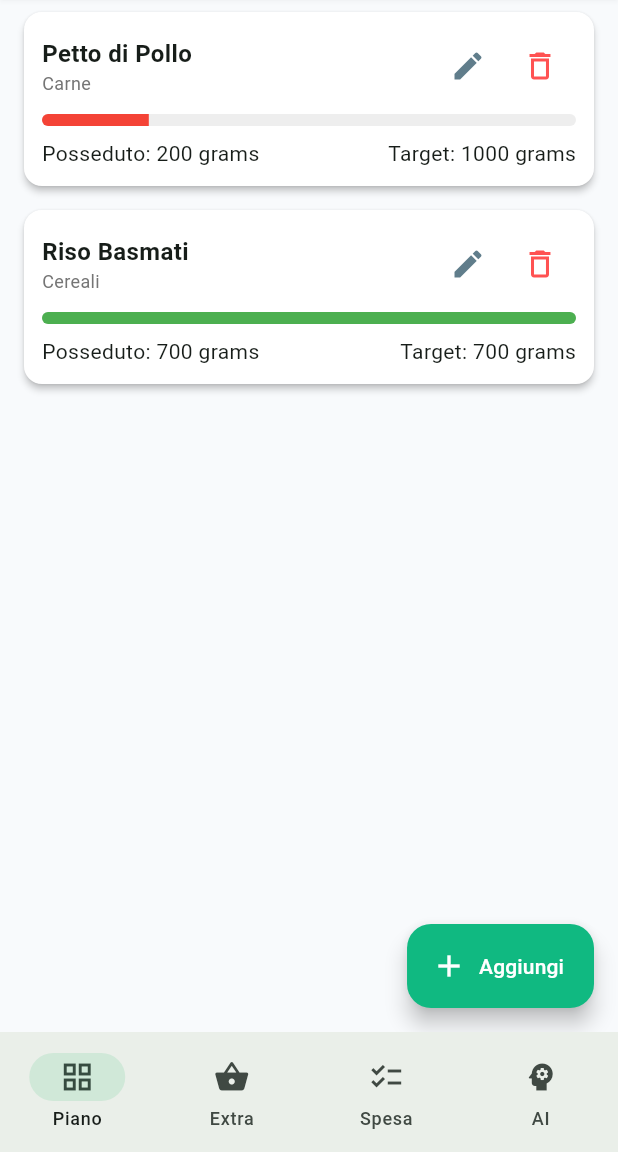
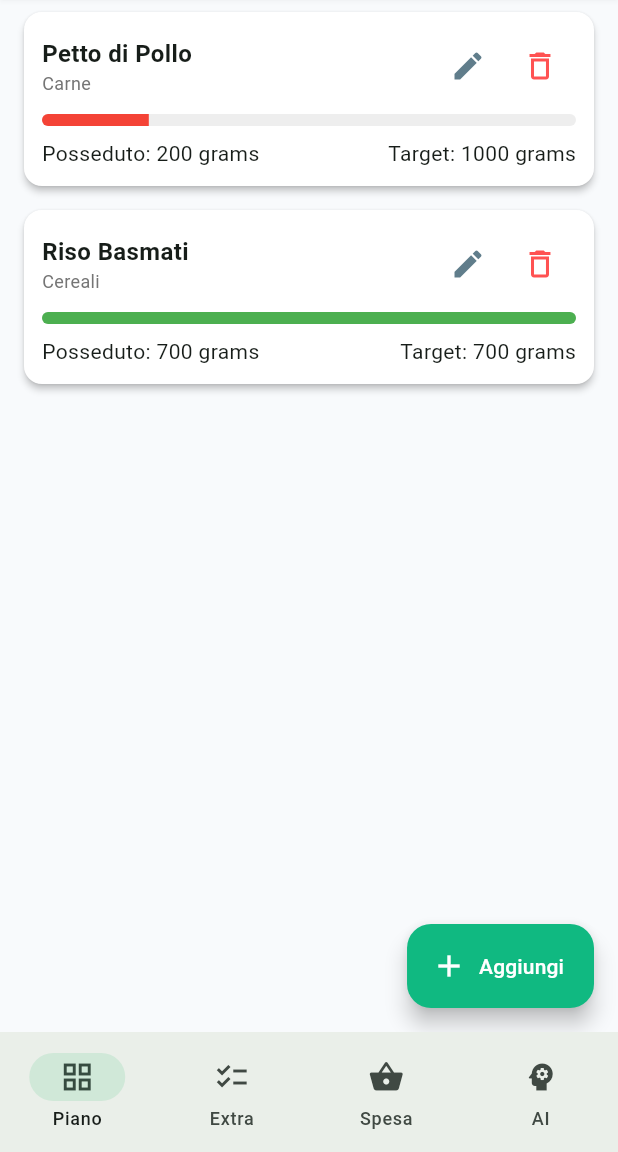
Before and after one commit to MirkodeCillis/dietando, a Flutter app: the screen it shows after launch, on a phone screen of 412 x 824 dp, the part 84-1236 px from its top. Run offline on Flutter 3.47's test engine with Material 3 defaults, Android fonts, the light colour scheme and no system bars; our stand-ins replace google_generative_ai, shared_preferences.

Commit message:
fix: bottom bar icons

```diff
--- a/lib/home.dart
+++ b/lib/home.dart
@@ -51,15 +51,15 @@ class _HomeScreenState extends State<HomeScreen> {
         items: _dietItems,
         onUpdate: (items) { _dietItems = items; _saveDiet(); },
       ),
+      ExtraPage(
+        items: _extraItems,
+        onUpdate: (items) { _extraItems = items; _saveExtras(); },
+      ),
       ShoppingPage(
         dietItems: _dietItems,
         extraItems: _extraItems,
         onUpdateDiet: (items) { _dietItems = items; _saveDiet(); },
         onUpdateExtra: (items) { _extraItems = items; _saveExtras(); },
-      ),
-      ExtraPage(
-        items: _extraItems,
-        onUpdate: (items) { _extraItems = items; _saveExtras(); },
       ),
       AiPage(dietItems: _dietItems, extraItems: _extraItems),
     ];
@@ -83,8 +83,8 @@ class _HomeScreenState extends State<HomeScreen> {
         onDestinationSelected: (idx) => setState(() => _currentIndex = idx),
         destinations: const [
           NavigationDestination(icon: Icon(Icons.grid_view), label: 'Piano'),
-          NavigationDestination(icon: Icon(Icons.shopping_basket), label: 'Extra'),
-          NavigationDestination(icon: Icon(Icons.checklist), label: 'Spesa'),
+          NavigationDestination(icon: Icon(Icons.checklist), label: 'Extra'),
+          NavigationDestination(icon: Icon(Icons.shopping_basket), label: 'Spesa'),
           NavigationDestination(icon: Icon(Icons.psychology), label: 'AI'),
         ],
       ),
```
